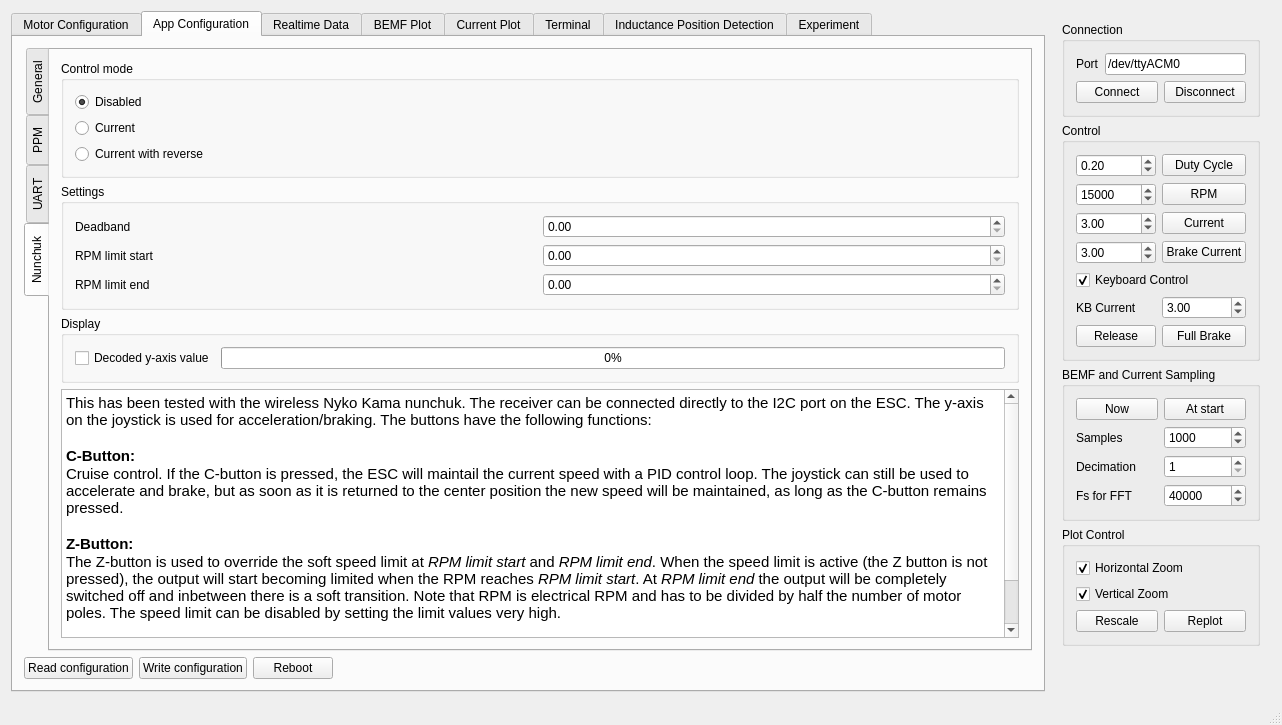
Old version of the form mainwindow.ui in the repository vedderb/bldc-tool.
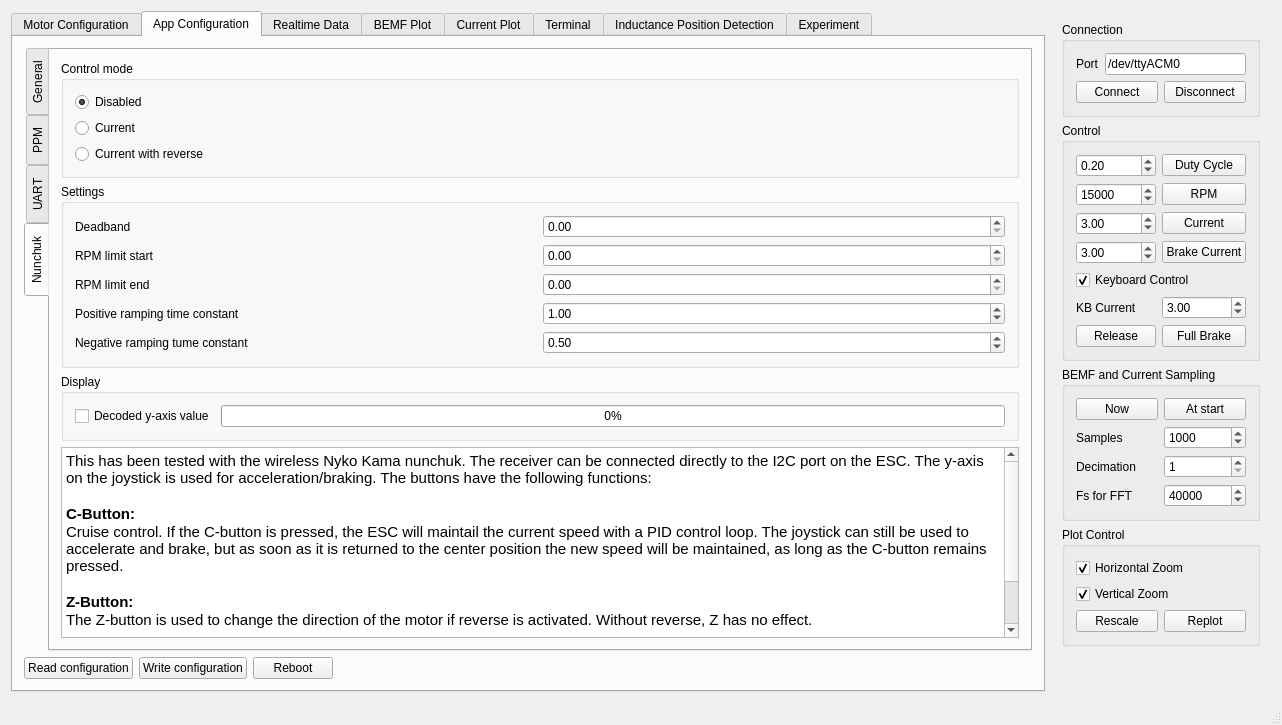
New version of the form. The open tabs and pages were chosen to show the change. Custom widgets are drawn as their Qt base class.

Commit message: Nunchuk ramping, added cc current to xml serialization

```diff
--- a/mainwindow.ui
+++ b/mainwindow.ui
@@ -1710,6 +1710,40 @@
                    </property>
                   </widget>
                  </item>
+                 <item row="3" column="0">
+                  <widget class="QLabel" name="label_63">
+                   <property name="text">
+                    <string>Positive ramping time constant</string>
+                   </property>
+                  </widget>
+                 </item>
+                 <item row="3" column="1">
+                  <widget class="QDoubleSpinBox" name="appconfChukRampTimePosBox">
+                   <property name="singleStep">
+                    <double>0.100000000000000</double>
+                   </property>
+                   <property name="value">
+                    <double>1.000000000000000</double>
+                   </property>
+                  </widget>
+                 </item>
+                 <item row="4" column="0">
+                  <widget class="QLabel" name="label_64">
+                   <property name="text">
+                    <string>Negative ramping tume constant</string>
+                   </property>
+                  </widget>
+                 </item>
+                 <item row="4" column="1">
+                  <widget class="QDoubleSpinBox" name="appconfChukRampTimeNegBox">
+                   <property name="singleStep">
+                    <double>0.100000000000000</double>
+                   </property>
+                   <property name="value">
+                    <double>0.500000000000000</double>
+                   </property>
+                  </widget>
+                 </item>
                 </layout>
                 <zorder>label_56</zorder>
                 <zorder>appconfChukRpmLimStartBox</zorder>
@@ -1764,7 +1798,7 @@
 &lt;p style=&quot; margin-top:0px; margin-bottom:0px; margin-left:0px; margin-right:0px; -qt-block-indent:0; text-indent:0px;&quot;&gt;Cruise control. If the C-button is pressed, the ESC will maintail the current speed with a PID control loop. The joystick can still be used to accelerate and brake, but as soon as it is returned to the center position the new speed will be maintained, as long as the C-button remains pressed.&lt;/p&gt;
 &lt;p style=&quot;-qt-paragraph-type:empty; margin-top:0px; margin-bottom:0px; margin-left:0px; margin-right:0px; -qt-block-indent:0; text-indent:0px;&quot;&gt;&lt;br /&gt;&lt;/p&gt;
 &lt;p style=&quot; margin-top:0px; margin-bottom:0px; margin-left:0px; margin-right:0px; -qt-block-indent:0; text-indent:0px;&quot;&gt;&lt;span style=&quot; font-weight:600;&quot;&gt;Z-Button:&lt;/span&gt;&lt;/p&gt;
-&lt;p style=&quot; margin-top:0px; margin-bottom:0px; margin-left:0px; margin-right:0px; -qt-block-indent:0; text-indent:0px;&quot;&gt;The Z-button is used to override the soft speed limit at &lt;span style=&quot; font-style:italic;&quot;&gt;RPM limit start &lt;/span&gt;and&lt;span style=&quot; font-style:italic;&quot;&gt; RPM limit end&lt;/span&gt;. When the speed limit is active (the Z button is not pressed), the output will start becoming limited when the RPM reaches &lt;span style=&quot; font-style:italic;&quot;&gt;RPM limit start&lt;/span&gt;. At &lt;span style=&quot; font-style:italic;&quot;&gt;RPM limit end&lt;/span&gt; the output will be completely switched off and inbetween there is a soft transition. Note that RPM is electrical RPM and has to be divided by half the number of motor poles. The speed limit can be disabled by setting the limit values very high.&lt;/p&gt;
+&lt;p style=&quot; margin-top:0px; margin-bottom:0px; margin-left:0px; margin-right:0px; -qt-block-indent:0; text-indent:0px;&quot;&gt;The Z-button is used to change the direction of the motor if reverse is activated. Without reverse, Z has no effect.&lt;/p&gt;
 &lt;p style=&quot;-qt-paragraph-type:empty; margin-top:0px; margin-bottom:0px; margin-left:0px; margin-right:0px; -qt-block-indent:0; text-indent:0px;&quot;&gt;&lt;br /&gt;&lt;/p&gt;
 &lt;p style=&quot; margin-top:0px; margin-bottom:0px; margin-left:0px; margin-right:0px; -qt-block-indent:0; text-indent:0px;&quot;&gt;There is also a safety function. If nothing received from the nunchuk (including the accelerometers) changes for longer than the timeout value in the &lt;span style=&quot; font-style:italic;&quot;&gt;General&lt;/span&gt; tab, the timeout function will be activated and either release the motor or brake with the current specified next to the timeout value.&lt;/p&gt;&lt;/body&gt;&lt;/html&gt;</string>
                 </property>
```
Left out of the diff: 4 changed lines with no effect on the pictures. The commit also changes 5 other files.
